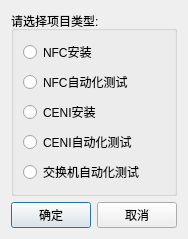
Before: the Qt Designer form new_project_select.ui in liuran2011/autotest, drawn with Qt 5.
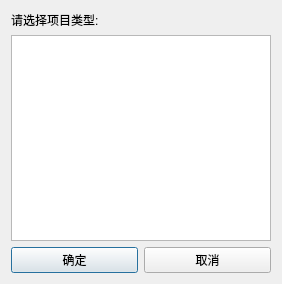
After: the same form once the commit is applied.

Commit message: dynamic gen project types

Diff of the .ui file:
```diff
--- a/new_project_select.ui
+++ b/new_project_select.ui
@@ -6,64 +6,26 @@
    <rect>
     <x>0</x>
     <y>0</y>
-    <width>186</width>
-    <height>229</height>
+    <width>282</width>
+    <height>284</height>
    </rect>
   </property>
   <property name="windowTitle">
    <string>项目类型</string>
   </property>
-  <layout class="QGridLayout" name="gridLayout_2">
+  <layout class="QGridLayout" name="gridLayout">
    <item row="0" column="0">
     <layout class="QVBoxLayout" name="verticalLayout">
      <item>
-      <widget class="QGroupBox" name="groupBox">
-       <property name="title">
+      <widget class="QLabel" name="label">
+       <property name="text">
         <string>请选择项目类型:</string>
        </property>
-       <layout class="QGridLayout" name="gridLayout">
-        <item row="0" column="0">
-         <layout class="QVBoxLayout" name="verticalLayout_2">
-          <item>
-           <widget class="QRadioButton" name="radioButton">
-            <property name="text">
-             <string>NFC安装</string>
-            </property>
-           </widget>
-          </item>
-          <item>
-           <widget class="QRadioButton" name="radioButton_2">
-            <property name="text">
-             <string>NFC自动化测试</string>
-            </property>
-           </widget>
-          </item>
-          <item>
-           <widget class="QRadioButton" name="radioButton_3">
-            <property name="text">
-             <string>CENI安装</string>
-            </property>
-           </widget>
-          </item>
-          <item>
-           <widget class="QRadioButton" name="radioButton_4">
-            <property name="text">
-             <string>CENI自动化测试</string>
-            </property>
-           </widget>
-          </item>
-          <item>
-           <widget class="QRadioButton" name="radioButton_5">
-            <property name="text">
-             <string>交换机自动化测试</string>
-            </property>
-           </widget>
-          </item>
-         </layout>
-        </item>
-       </layout>
       </widget>
      </item>
+     <item>
+      <widget class="QListWidget" name="listWidget"/>
+     </item>
      <item>
       <layout class="QHBoxLayout" name="horizontalLayout">
        <item>
```
The commit also changes 31 other files.
